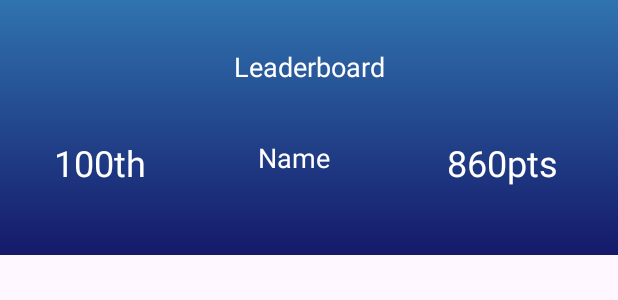
After one commit to vincentyono/neuroflex-android, an Android app: the layout leaderboard_header.xml on its own in the app's theme, with its tools: preview values and no code run, on a phone screen of 412 x 824 dp. The commit adds this screen. Shown: the top 300 px of the screen. Run offline under Robolectric (Android 15) with nearby library versions, the phone set to English and light mode, and no system bars.

Commit message:
leaderboard layout and logic

```diff
--- a/app/build.gradle.kts
+++ b/app/build.gradle.kts
@@ -38,6 +38,8 @@ dependencies {
     implementation("androidx.constraintlayout:constraintlayout:2.1.4")
     implementation("com.google.firebase:firebase-auth:23.0.0")
     implementation("com.google.firebase:firebase-firestore:25.0.0")
+    implementation("com.google.firebase:firebase-storage:21.0.0")
+    implementation("androidx.cardview:cardview:1.0.0")
     testImplementation("junit:junit:4.13.2")
     androidTestImplementation("androidx.test.ext:junit:1.1.5")
     androidTestImplementation("androidx.test.espresso:espresso-core:3.5.1")
--- a/app/src/main/java/com/example/neuroflex/Register.java
+++ b/app/src/main/java/com/example/neuroflex/Register.java
@@ -20,11 +20,16 @@ import com.google.firebase.auth.AuthResult;
 import com.google.firebase.auth.FirebaseAuth;
 import com.google.firebase.auth.FirebaseUser;
 import com.google.firebase.firestore.FirebaseFirestore;
+import com.google.firebase.storage.FirebaseStorage;
+import com.google.firebase.storage.StorageReference;
+import com.google.firebase.storage.UploadTask;
 
 import java.util.HashMap;
 import java.util.Map;
 
 public class Register extends AppCompatActivity {
+
+    private static final int PICK_IMAGE_REQUEST = 1;
 
     TextInputEditText editTextName, editTextEmail, editTextPassword;
     Button buttonReg;
--- /dev/null
+++ b/app/src/main/res/drawable/gradient_bg_blue.xml
@@ -0,0 +1,13 @@
+<?xml version="1.0" encoding="utf-8"?>
+<layer-list xmlns:android="http://schemas.android.com/apk/res/android">
+    <item>
+        <shape>
+            <gradient
+                android:startColor="@color/blue"
+                android:endColor="@color/light_blue"
+                android:angle="90"
+                android:type="linear"
+                />
+        </shape>
+    </item>
+</layer-list>
--- /dev/null
+++ b/app/src/main/res/layout/leaderboard_header.xml
@@ -0,0 +1,60 @@
+<?xml version="1.0" encoding="utf-8"?>
+<androidx.constraintlayout.widget.ConstraintLayout xmlns:android="http://schemas.android.com/apk/res/android"
+    xmlns:app="http://schemas.android.com/apk/res-auto"
+    xmlns:tools="http://schemas.android.com/tools"
+    android:layout_width="match_parent"
+    android:layout_height="170dp"
+    android:background="@drawable/gradient_bg_blue"
+    android:padding="16dp">
+
+    <TextView
+        android:id="@+id/userRank"
+        android:layout_width="wrap_content"
+        android:layout_height="wrap_content"
+        android:layout_marginStart="20dp"
+        android:layout_marginTop="76dp"
+        android:text="100th"
+        android:textColor="@android:color/white"
+        android:textSize="24sp"
+        app:layout_constraintHorizontal_chainStyle="packed"
+        app:layout_constraintStart_toStartOf="parent"
+        app:layout_constraintTop_toTopOf="parent" />
+
+    <TextView
+        android:id="@+id/userPoints"
+        android:layout_width="wrap_content"
+        android:layout_height="wrap_content"
+        android:layout_marginTop="76dp"
+        android:layout_marginEnd="24dp"
+        android:text="860pts"
+        android:textColor="@android:color/white"
+        android:textSize="24sp"
+        app:layout_constraintEnd_toEndOf="parent"
+        app:layout_constraintHorizontal_chainStyle="packed"
+        app:layout_constraintTop_toTopOf="parent" />
+
+    <TextView
+        android:id="@+id/headerTitle"
+        android:layout_width="wrap_content"
+        android:layout_height="wrap_content"
+        android:layout_marginTop="16dp"
+        android:text="Leaderboard"
+        android:textColor="@android:color/white"
+        android:textSize="18sp"
+        app:layout_constraintEnd_toEndOf="parent"
+        app:layout_constraintStart_toStartOf="parent"
+        app:layout_constraintTop_toTopOf="parent" />
+
+    <TextView
+        android:id="@+id/userName"
+        android:layout_width="54dp"
+        android:layout_height="0dp"
+        android:layout_marginTop="36dp"
+        android:text="Name"
+        android:textColor="@android:color/white"
+        android:textSize="18sp"
+        app:layout_constraintEnd_toStartOf="@+id/userPoints"
+        app:layout_constraintHorizontal_bias="0.508"
+        app:layout_constraintStart_toEndOf="@+id/userRank"
+        app:layout_constraintTop_toBottomOf="@+id/headerTitle" />
+</androidx.constraintlayout.widget.ConstraintLayout>
```
Also changed, not shown: app/src/main/java/com/example/neuroflex/Adapters/LeaderboardAdapter.java (added, +52 -0 lines), app/src/main/java/com/example/neuroflex/Adapters/RankAdapter.java (added, +31 -0 lines), app/src/main/java/com/example/neuroflex/Leaderboard.java (+71 -0 lines), app/src/main/java/com/example/neuroflex/Models/UserModel.java (added, +22 -0 lines), app/src/main/res/layout/activity_leaderboard.xml (+33 -18 lines), app/src/main/res/layout/activity_register.xml (+14 -0 lines), app/src/main/res/layout/viewholder_leaderboard.xml (added, +39 -0 lines), app/src/main/res/drawable/img_placeholder.jpg (added).
